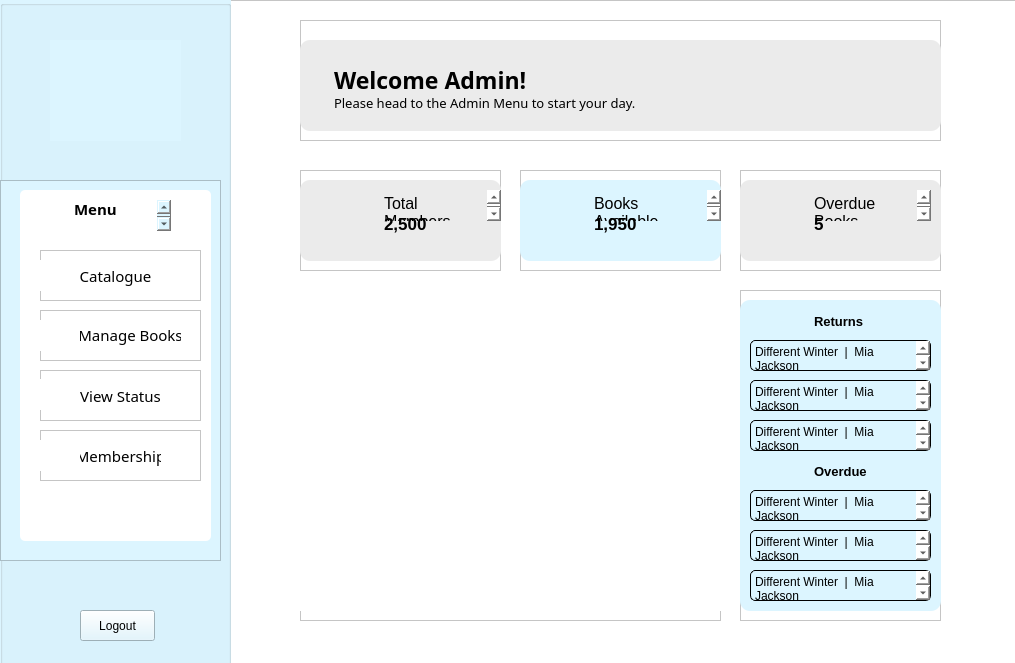
Before: the Qt Designer form LIS/adminhome.ui in TenacioussD/library_information_system, drawn with Qt 5.
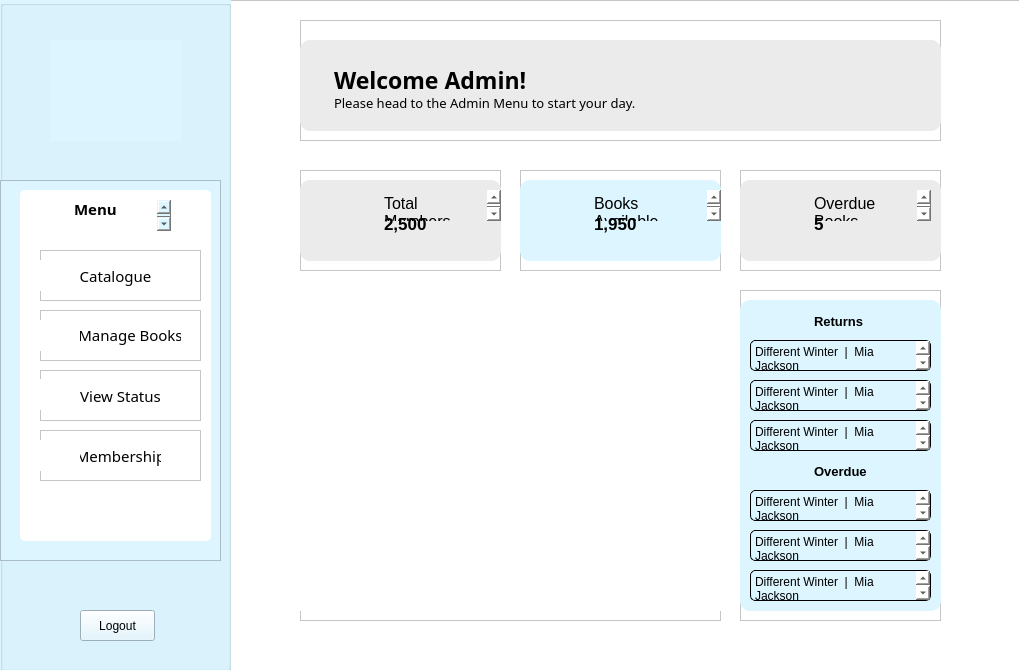
After: the same form once the commit is applied. Icons and pictures are not drawn.

Patch:
```diff
--- a/LIS/adminhome.ui
+++ b/LIS/adminhome.ui
@@ -1,18 +1,19 @@
 <?xml version="1.0" encoding="UTF-8"?>
 <ui version="4.0">
- <class>adminHome</class>
- <widget class="QDialog" name="adminHome">
+ <class>AdminHome</class>
+ <widget class="QMainWindow" name="AdminHome">
   <property name="geometry">
    <rect>
     <x>0</x>
     <y>0</y>
-    <width>1015</width>
-    <height>663</height>
+    <width>1019</width>
+    <height>670</height>
    </rect>
   </property>
   <property name="windowTitle">
-   <string>Dialog</string>
+   <string>MainWindow</string>
   </property>
+  <widget class="QWidget" name="centralwidget">
   <widget class="QFrame" name="frame">
    <property name="geometry">
     <rect>
@@ -1045,6 +1046,7 @@
      <property name="plainText">
       <string>Different Winter  |  Mia Jackson</string>
      </property>
+     </widget>
     </widget>
    </widget>
   </widget>
```
Lines whose indentation alone changed are shown as unchanged.
